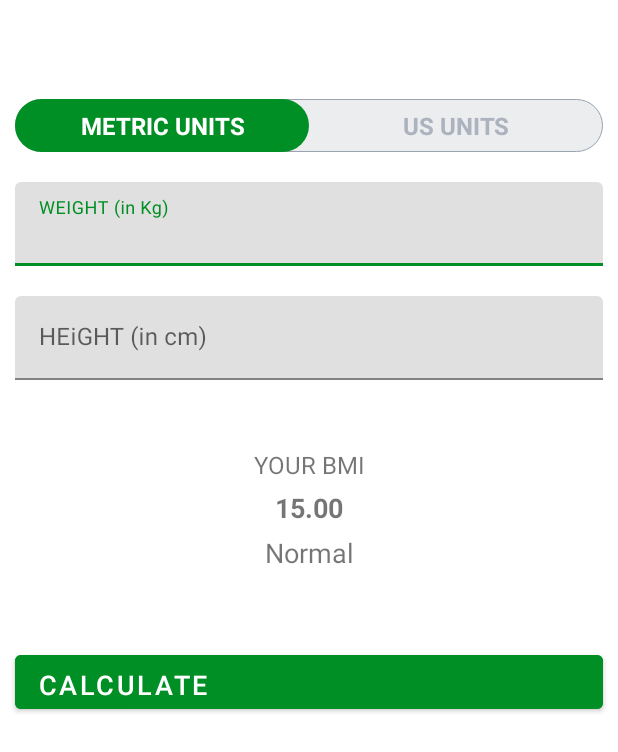
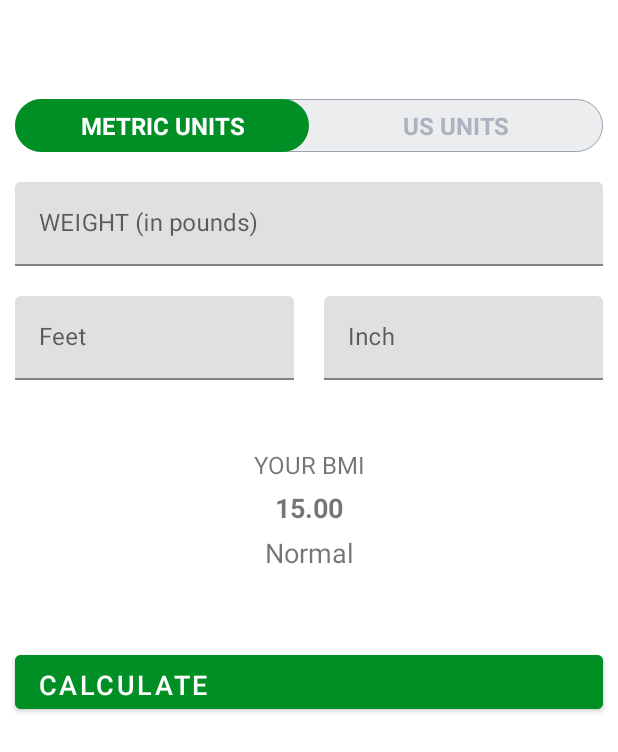
Before and after one commit to Akito-Yoshikawa/studyAndroid12-kotlin, an Android app: the layout activity_bmi.xml on its own in the app's theme, with its tools: preview values and no code run, on a phone screen of 412 x 824 dp. Shown: the top 752 px of the screen. Run offline under Robolectric (Android 15) with nearby library versions, the light colour scheme and no system bars.

Commit message:
165. Adding the US View Elements

```diff
--- a/7MinutesWorkout/app/src/main/java/com/example/a7minutesworkout/BMIActivity.kt
+++ b/7MinutesWorkout/app/src/main/java/com/example/a7minutesworkout/BMIActivity.kt
@@ -9,6 +9,14 @@ import java.math.BigDecimal
 import java.math.RoundingMode
 
 class BMIActivity : AppCompatActivity() {
+
+    companion object {
+        private const val METRIC_UNITS_VIEW = "METRIC_UNIT_VIEW"
+        private const val US_UNITS_VIEW = "US_UNITS_VIEW"
+    }
+
+    private var currentVisibleView: String = METRIC_UNITS_VIEW
+
     private var binding: ActivityBmiBinding? = null
 
     override fun onCreate(savedInstanceState: Bundle?) {
@@ -25,6 +33,17 @@ class BMIActivity : AppCompatActivity() {
             onBackPressedDispatcher.onBackPressed()
         }
 
+        makeVisibleMetricUnitsView()
+
+        binding?.rgUnits?.setOnCheckedChangeListener { _, checkedId: Int ->
+
+            if (checkedId == R.id.rbMetricUnits) {
+                makeVisibleMetricUnitsView()
+            } else {
+                makeVisibleUsUnitsView()
+            }
+        }
+
         binding?.btnCalculateUnits?.setOnClickListener {
             if (validateMetricUnits()) {
                 val heightValue: Float = binding?.etMetricUnitHeight?.text.toString().toFloat() / 100
@@ -38,6 +57,36 @@ class BMIActivity : AppCompatActivity() {
                     .show()
             }
         }
+    }
+
+    private fun makeVisibleMetricUnitsView() {
+        currentVisibleView = METRIC_UNITS_VIEW
+        binding?.tilMetricUnitWeight?.visibility = View.VISIBLE
+        binding?.tilMetricUnitHeight?.visibility = View.VISIBLE
+
+        binding?.tilMetricUsUnitWeight?.visibility = View.GONE
+        binding?.tilMetricUsUnitHeightFeet?.visibility = View.GONE
+        binding?.tilMetricUsUnitHeightInch?.visibility = View.GONE
+
+        binding?.etMetricUnitHeight?.text!!.clear()
+        binding?.etMetricUnitWeight?.text!!.clear()
+
+        binding?.llDisplayBMIResult?.visibility = View.INVISIBLE
+    }
+
+    private fun makeVisibleUsUnitsView() {
+        currentVisibleView = US_UNITS_VIEW
+        binding?.tilMetricUnitWeight?.visibility = View.INVISIBLE
+        binding?.tilMetricUnitHeight?.visibility = View.INVISIBLE
+        binding?.tilMetricUsUnitWeight?.visibility = View.VISIBLE
+        binding?.tilMetricUsUnitHeightFeet?.visibility = View.VISIBLE
+        binding?.tilMetricUsUnitHeightInch?.visibility = View.VISIBLE
+
+        binding?.etUsMetricUnitWeight?.text!!.clear()
+        binding?.etUsMetricUnitHeightFeet?.text!!.clear()
+        binding?.etUsMetricUnitHeightInch?.text!!.clear()
+
+        binding?.llDisplayBMIResult?.visibility = View.INVISIBLE
     }
 
     private fun displayBMIResult(bmi: Float) {
--- a/7MinutesWorkout/app/src/main/res/layout/activity_bmi.xml
+++ b/7MinutesWorkout/app/src/main/res/layout/activity_bmi.xml
@@ -54,6 +54,13 @@
 
     </RadioGroup>
 
+    <View
+        android:id="@+id/view"
+        android:layout_width="0dp"
+        android:layout_height="1dp"
+        android:layout_below="@+id/rgUnits"
+        android:layout_centerHorizontal="true"></View>
+
     <com.google.android.material.textfield.TextInputLayout
         android:id="@+id/tilMetricUnitWeight"
         android:layout_below="@+id/rgUnits"
@@ -82,6 +89,7 @@
         android:layout_margin="10dp"
         app:boxStrokeColor="@color/colorAccent"
         app:hintTextColor="@color/colorAccent"
+        android:visibility="invisible"
         style="@style/ThemeOverlay.Material3.AutoCompleteTextView.OutlinedBox">
 
         <androidx.appcompat.widget.AppCompatEditText
@@ -89,7 +97,82 @@
             android:layout_width="match_parent"
             android:layout_height="wrap_content"
             android:layout_below="@+id/toolbar_bmi_activity"
-            android:hint="HEiGHT (in cm)"
+            android:hint="HEIGHT (in cm)"
+            android:inputType="numberDecimal"
+            android:textSize="16sp"
+            >
+        </androidx.appcompat.widget.AppCompatEditText>
+    </com.google.android.material.textfield.TextInputLayout>
+
+
+    <com.google.android.material.textfield.TextInputLayout
+        android:layout_below="@+id/rgUnits"
+        android:id="@+id/tilMetricUsUnitWeight"
+        android:layout_width="match_parent"
+        android:layout_height="wrap_content"
+        android:layout_margin="10dp"
+        app:boxStrokeColor="@color/colorAccent"
+        app:hintTextColor="@color/colorAccent"
+        style="@style/ThemeOverlay.Material3.AutoCompleteTextView.OutlinedBox">
+
+        <androidx.appcompat.widget.AppCompatEditText
+            android:id="@+id/etUsMetricUnitWeight"
+            android:layout_width="match_parent"
+            android:layout_height="wrap_content"
+            android:layout_below="@+id/toolbar_bmi_activity"
+            android:hint="WEIGHT (in pounds)"
+            android:inputType="numberDecimal"
+            android:textSize="16sp"
+            >
+        </androidx.appcompat.widget.AppCompatEditText>
+    </com.google.android.material.textfield.TextInputLayout>
+
+
+    <com.google.android.material.textfield.TextInputLayout
+        android:layout_below="@+id/tilMetricUsUnitWeight"
+        android:id="@+id/tilMetricUsUnitHeightFeet"
+        android:layout_width="wrap_content"
+        android:layout_height="wrap_content"
+        android:layout_marginTop="10dp"
+        android:layout_toStartOf="@+id/view"
+        android:layout_alignParentStart="true"
+        android:layout_margin="10dp"
+        android:visibility="gone"
+        tools:visibility="visible"
+        app:boxStrokeColor="@color/colorAccent"
+        app:hintTextColor="@color/colorAccent"
+        style="@style/ThemeOverlay.Material3.AutoCompleteTextView.OutlinedBox">
+
+        <androidx.appcompat.widget.AppCompatEditText
+            android:id="@+id/etUsMetricUnitHeightFeet"
+            android:layout_width="match_parent"
+            android:layout_height="wrap_content"
+            android:hint="Feet"
+            android:inputType="numberDecimal"
+            android:textSize="16sp"
+            >
+        </androidx.appcompat.widget.AppCompatEditText>
+    </com.google.android.material.textfield.TextInputLayout>
+
+    <com.google.android.material.textfield.TextInputLayout
+        android:layout_below="@+id/tilMetricUsUnitWeight"
+        android:id="@+id/tilMetricUsUnitHeightInch"
+        android:layout_width="wrap_content"
+        android:layout_height="wrap_content"
+        android:layout_margin="10dp"
+        android:layout_toEndOf="@+id/view"
+        android:layout_alignParentEnd="true"
+        android:visibility="gone"
+        tools:visibility="visible"
+        app:boxStrokeColor="@color/colorAccent"
+        app:hintTextColor="@color/colorAccent"
+        style="@style/ThemeOverlay.Material3.AutoCompleteTextView.OutlinedBox">
+
+        <androidx.appcompat.widget.AppCompatEditText
+            android:id="@+id/etUsMetricUnitHeightInch"
+            android:layout_width="match_parent"
+            android:layout_height="wrap_content"
+            android:hint="Inch"
             android:inputType="numberDecimal"
             android:textSize="16sp"
             >
```
